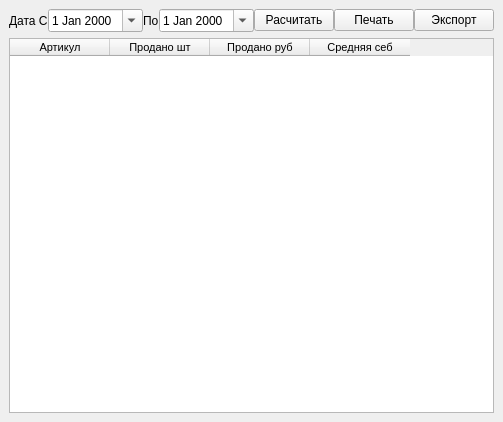
Meller008/CRM-Avi, file ui/report_profit.ui: the form before one commit.
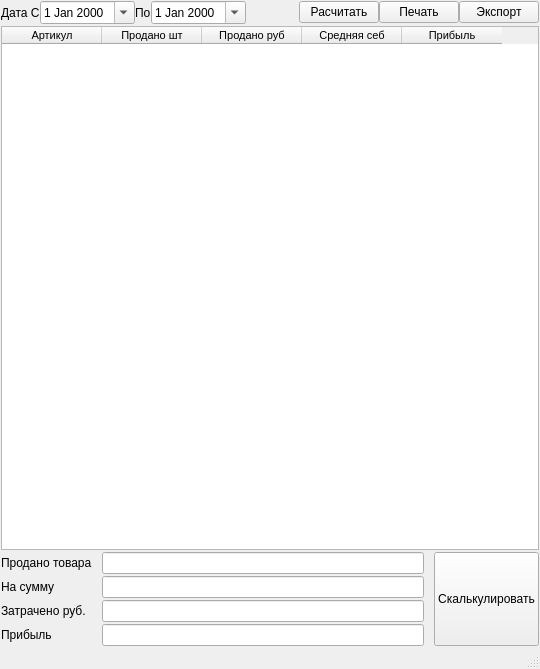
The form after the commit.

The edit to the form file:
```diff
--- a/ui/report_profit.ui
+++ b/ui/report_profit.ui
@@ -6,8 +6,8 @@
    <rect>
     <x>0</x>
     <y>0</y>
-    <width>477</width>
-    <height>422</height>
+    <width>540</width>
+    <height>669</height>
    </rect>
   </property>
   <property name="windowTitle">
@@ -15,6 +15,21 @@
   </property>
   <widget class="QWidget" name="centralwidget">
    <layout class="QGridLayout" name="gridLayout">
+    <property name="leftMargin">
+     <number>1</number>
+    </property>
+    <property name="topMargin">
+     <number>1</number>
+    </property>
+    <property name="rightMargin">
+     <number>1</number>
+    </property>
+    <property name="bottomMargin">
+     <number>1</number>
+    </property>
+    <property name="spacing">
+     <number>2</number>
+    </property>
     <item row="1" column="0">
      <widget class="QTableWidget" name="tableWidget">
       <property name="font">
@@ -61,6 +76,11 @@
         <string>Средняя себ</string>
        </property>
       </column>
+      <column>
+       <property name="text">
+        <string>Прибыль</string>
+       </property>
+      </column>
      </widget>
     </item>
     <item row="0" column="0">
@@ -132,8 +152,91 @@
       </item>
      </layout>
     </item>
+    <item row="2" column="0">
+     <layout class="QGridLayout" name="gridLayout_2">
+      <property name="horizontalSpacing">
+       <number>10</number>
+      </property>
+      <property name="verticalSpacing">
+       <number>2</number>
+      </property>
+      <item row="0" column="1">
+       <widget class="QLineEdit" name="le_value_sum">
+        <property name="readOnly">
+         <bool>true</bool>
+        </property>
+       </widget>
+      </item>
+      <item row="1" column="1">
+       <widget class="QLineEdit" name="le_sold_sum">
+        <property name="readOnly">
+         <bool>true</bool>
+        </property>
+       </widget>
+      </item>
+      <item row="0" column="0">
+       <widget class="QLabel" name="label">
+        <property name="text">
+         <string>Продано товара</string>
+        </property>
+       </widget>
+      </item>
+      <item row="3" column="0">
+       <widget class="QLabel" name="label_4">
+        <property name="text">
+         <string>Прибыль</string>
+        </property>
+       </widget>
+      </item>
+      <item row="2" column="0">
+       <widget class="QLabel" name="label_3">
+        <property name="text">
+         <string>Затрачено руб.</string>
+        </property>
+       </widget>
+      </item>
+      <item row="2" column="1">
+       <widget class="QLineEdit" name="le_seb_sum">
+        <property name="readOnly">
+         <bool>true</bool>
+        </property>
+       </widget>
+      </item>
+      <item row="3" column="1">
+       <widget class="QLineEdit" name="le_profit_sum">
+        <property name="readOnly">
+         <bool>true</bool>
+        </property>
+       </widget>
+      </item>
+      <item row="1" column="0">
+       <widget class="QLabel" name="label_2">
+        <property name="text">
+         <string>На сумму</string>
+        </property>
+       </widget>
+      </item>
+      <item row="0" column="2" rowspan="4">
+       <widget class="QPushButton" name="pushButton">
+        <property name="enabled">
+         <bool>true</bool>
+        </property>
+        <property name="sizePolicy">
+         <sizepolicy hsizetype="Minimum" vsizetype="Minimum">
+          <horstretch>0</horstretch>
+          <verstretch>0</verstretch>
+         </sizepolicy>
+        </property>
+        <property name="text">
+         <string>Скалькулировать</string>
+        </property>
+       </widget>
+      </item>
+     </layout>
+    </item>
    </layout>
   </widget>
+  <widget class="QStatusBar" name="statusBar"/>
  </widget>
  <resources/>
  <connections>
```
Left out of the diff: 59 changed lines with no effect on the pictures.
